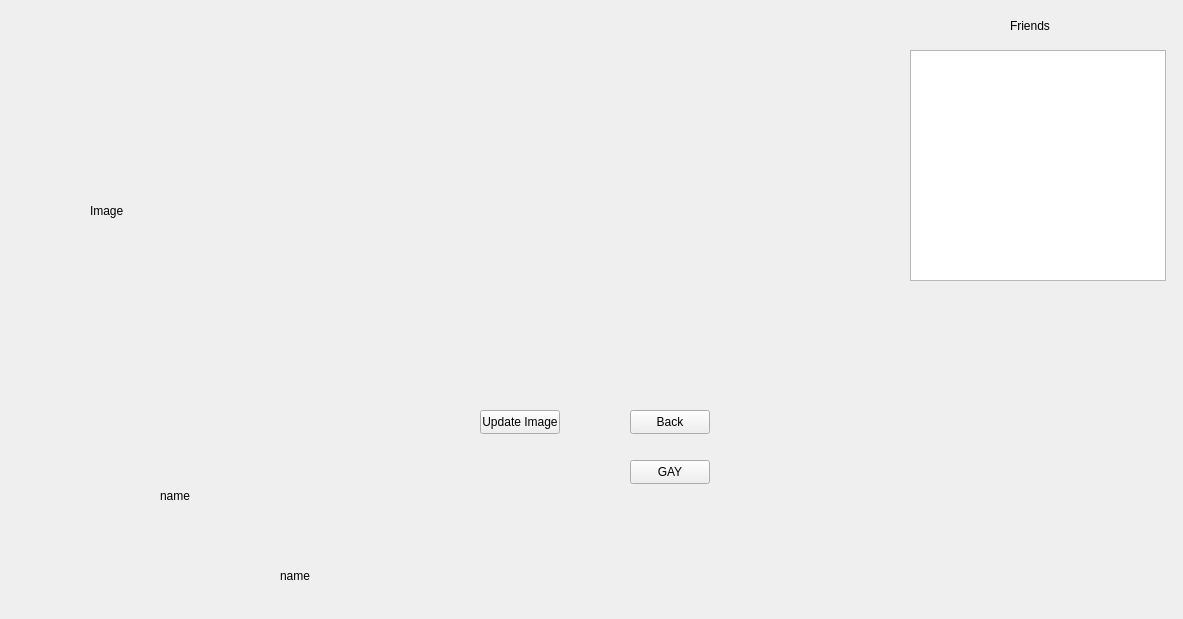
Old version of the form frontend/gym_frontend/mainwindow/mainwindow.ui in the repository AlexMNK/dyplom-gym.
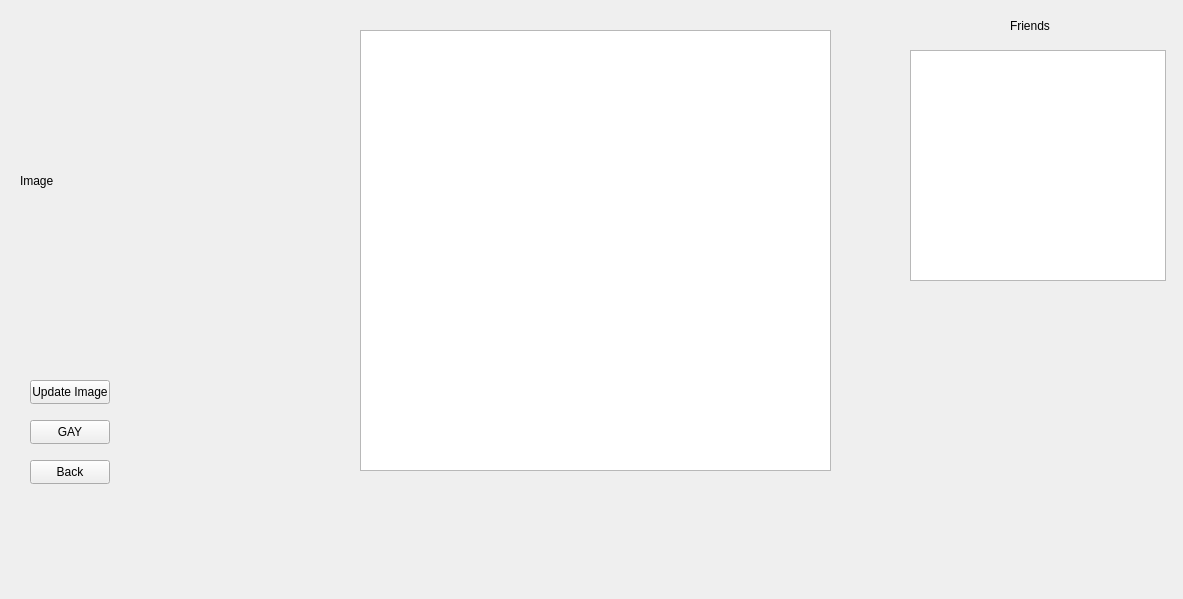
New version of the form.

Commit message: Added ability to see post detailed info in a separate window

```diff
--- a/frontend/gym_frontend/mainwindow/mainwindow.ui
+++ b/frontend/gym_frontend/mainwindow/mainwindow.ui
@@ -7,7 +7,7 @@
     <x>0</x>
     <y>0</y>
     <width>1183</width>
-    <height>619</height>
+    <height>599</height>
    </rect>
   </property>
   <property name="windowTitle">
@@ -17,8 +17,8 @@
    <widget class="QLabel" name="image">
     <property name="geometry">
      <rect>
-      <x>90</x>
-      <y>30</y>
+      <x>20</x>
+      <y>0</y>
       <width>291</width>
       <height>361</height>
      </rect>
@@ -30,37 +30,11 @@
      <bool>true</bool>
     </property>
    </widget>
-   <widget class="QLabel" name="name">
-    <property name="geometry">
-     <rect>
-      <x>280</x>
-      <y>550</y>
-      <width>291</width>
-      <height>51</height>
-     </rect>
-    </property>
-    <property name="text">
-     <string>name</string>
-    </property>
-   </widget>
-   <widget class="QLabel" name="password">
-    <property name="geometry">
-     <rect>
-      <x>160</x>
-      <y>470</y>
-      <width>291</width>
-      <height>51</height>
-     </rect>
-    </property>
-    <property name="text">
-     <string>name</string>
-    </property>
-   </widget>
    <widget class="QPushButton" name="pushButton">
     <property name="geometry">
      <rect>
-      <x>630</x>
-      <y>410</y>
+      <x>30</x>
+      <y>460</y>
       <width>80</width>
       <height>24</height>
      </rect>
@@ -72,8 +46,8 @@
    <widget class="QPushButton" name="Gay_button">
     <property name="geometry">
      <rect>
-      <x>630</x>
-      <y>460</y>
+      <x>30</x>
+      <y>420</y>
       <width>80</width>
       <height>24</height>
      </rect>
@@ -85,8 +59,8 @@
    <widget class="QPushButton" name="update_img">
     <property name="geometry">
      <rect>
-      <x>480</x>
-      <y>410</y>
+      <x>30</x>
+      <y>380</y>
       <width>80</width>
       <height>24</height>
      </rect>
@@ -119,7 +93,25 @@
     </property>
     <property name="font">
      <font>
-      <pointsize>9</pointsize>
+      <pointsize>15</pointsize>
+     </font>
+    </property>
+    <property name="horizontalScrollBarPolicy">
+     <enum>Qt::ScrollBarAsNeeded</enum>
+    </property>
+   </widget>
+   <widget class="QListWidget" name="postsList">
+    <property name="geometry">
+     <rect>
+      <x>360</x>
+      <y>30</y>
+      <width>471</width>
+      <height>441</height>
+     </rect>
+    </property>
+    <property name="font">
+     <font>
+      <pointsize>15</pointsize>
      </font>
     </property>
     <property name="horizontalScrollBarPolicy">
```
The commit also changes 20 other files.
